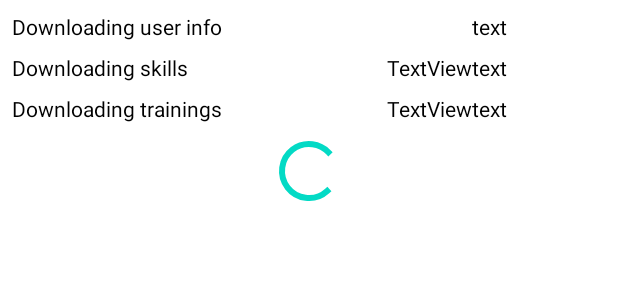
After one commit to xburir/CalisthenicsWorkout, an Android app: the layout fetch_data_dialog.xml on its own in the app's theme, with its tools: preview values and no code run, on a phone screen of 412 x 824 dp. The commit adds this screen. Shown: the top 300 px of the screen. Run offline under Robolectric (Android 15) with nearby library versions, the phone set to English and light mode, and no system bars; Roboto replaces fonts that are not available here.

Commit message:
feat: custom dialog for downloading data

```diff
--- a/app/build.gradle
+++ b/app/build.gradle
@@ -85,7 +85,7 @@ dependencies {
     implementation 'me.zhanghai.android.materialprogressbar:library:1.6.1'
 
     //preference manager
-    implementation 'androidx.preference:preference:1.1.1'
+    implementation 'androidx.preference:preference-ktx:1.1.1'
 
 
 
--- a/app/src/main/java/com/example/calisthenicsworkout/util/PictureUtil.kt
+++ b/app/src/main/java/com/example/calisthenicsworkout/util/PictureUtil.kt
@@ -12,7 +12,6 @@ import coil.ImageLoader
 import coil.request.ImageRequest
 import coil.request.SuccessResult
 import java.io.*
-import java.util.*
 import kotlin.math.roundToInt
 
 class PictureUtil: Application(){
--- /dev/null
+++ b/app/src/main/res/layout/fetch_data_dialog.xml
@@ -0,0 +1,101 @@
+<?xml version="1.0" encoding="utf-8"?>
+
+
+<layout
+    xmlns:android="http://schemas.android.com/apk/res/android"
+    xmlns:app="http://schemas.android.com/apk/res-auto"
+    xmlns:tools="http://schemas.android.com/tools">
+
+
+    <androidx.constraintlayout.widget.ConstraintLayout
+        android:layout_width="match_parent"
+        android:layout_height="wrap_content">
+
+        <TextView
+            android:id="@+id/textView9"
+            android:layout_width="wrap_content"
+            android:layout_height="wrap_content"
+            android:layout_marginStart="8dp"
+            android:layout_marginTop="8dp"
+            android:text="Downloading user info"
+            app:layout_constraintStart_toStartOf="parent"
+            app:layout_constraintTop_toTopOf="parent" />
+
+        <TextView
+            android:id="@+id/textView10"
+            android:layout_width="wrap_content"
+            android:layout_height="wrap_content"
+            android:layout_marginTop="8dp"
+            android:text="Downloading skills"
+            app:layout_constraintStart_toStartOf="@+id/textView9"
+            app:layout_constraintTop_toBottomOf="@+id/textView9" />
+
+        <TextView
+            android:id="@+id/textView11"
+            android:layout_width="wrap_content"
+            android:layout_height="wrap_content"
+            android:layout_marginTop="8dp"
+            android:text="Downloading trainings"
+            app:layout_constraintStart_toStartOf="@+id/textView10"
+            app:layout_constraintTop_toBottomOf="@+id/textView10" />
+
+        <ProgressBar
+            android:id="@+id/progressBar4"
+            style="?android:attr/progressBarStyle"
+            android:layout_width="wrap_content"
+            android:layout_height="wrap_content"
+            android:layout_marginTop="8dp"
+            android:layout_marginBottom="8dp"
+            app:layout_constraintBottom_toBottomOf="parent"
+            app:layout_constraintEnd_toEndOf="parent"
+            app:layout_constraintStart_toStartOf="parent"
+            app:layout_constraintTop_toBottomOf="@+id/textView11" />
+
+        <TextView
+            android:id="@+id/userInfoTextView"
+            android:layout_width="wrap_content"
+            android:layout_height="wrap_content"
+            android:layout_marginStart="100dp"
+            android:layout_marginTop="8dp"
+            android:layout_marginEnd="8dp"
+            android:text="text"
+            app:layout_constraintEnd_toEndOf="parent"
+            app:layout_constraintStart_toEndOf="@+id/textView9"
+            app:layout_constraintTop_toTopOf="parent" />
+
+        <TextView
+            android:id="@+id/downloadedSkillsTextView"
+            android:layout_width="wrap_content"
+            android:layout_height="wrap_content"
+            android:layout_marginTop="8dp"
+            android:text="text"
+            app:layout_constraintEnd_toEndOf="@+id/userInfoTextView"
+            app:layout_constraintTop_toBottomOf="@+id/userInfoTextView" />
+
+        <TextView
+            android:id="@+id/downloadedTrainingsTextView"
+            android:layout_width="wrap_content"
+            android:layout_height="wrap_content"
+            android:layout_marginTop="8dp"
+            android:text="text"
+            app:layout_constraintEnd_toEndOf="@+id/userInfoTextView"
+            app:layout_constraintTop_toBottomOf="@+id/downloadedSkillsTextView" />
+
+        <TextView
+            android:id="@+id/addedSkillsTextView"
+            android:layout_width="wrap_content"
+            android:layout_height="wrap_content"
+            android:text="TextView"
+            app:layout_constraintEnd_toStartOf="@+id/downloadedSkillsTextView"
+            app:layout_constraintTop_toTopOf="@+id/textView10" />
+
+        <TextView
+            android:id="@+id/addedTrainingsTextView"
+            android:layout_width="wrap_content"
+            android:layout_height="wrap_content"
+            android:text="TextView"
+            app:layout_constraintEnd_toStartOf="@+id/downloadedTrainingsTextView"
+            app:layout_constraintTop_toTopOf="@+id/textView11" />
+
+    </androidx.constraintlayout.widget.ConstraintLayout>
+</layout>
```
Also changed, not shown: app/src/main/java/com/example/calisthenicsworkout/fragments/HomeFragment.kt (+47 -48 lines), app/src/main/java/com/example/calisthenicsworkout/viewmodels/FetchDataViewModel.kt (+24 -22 lines).
